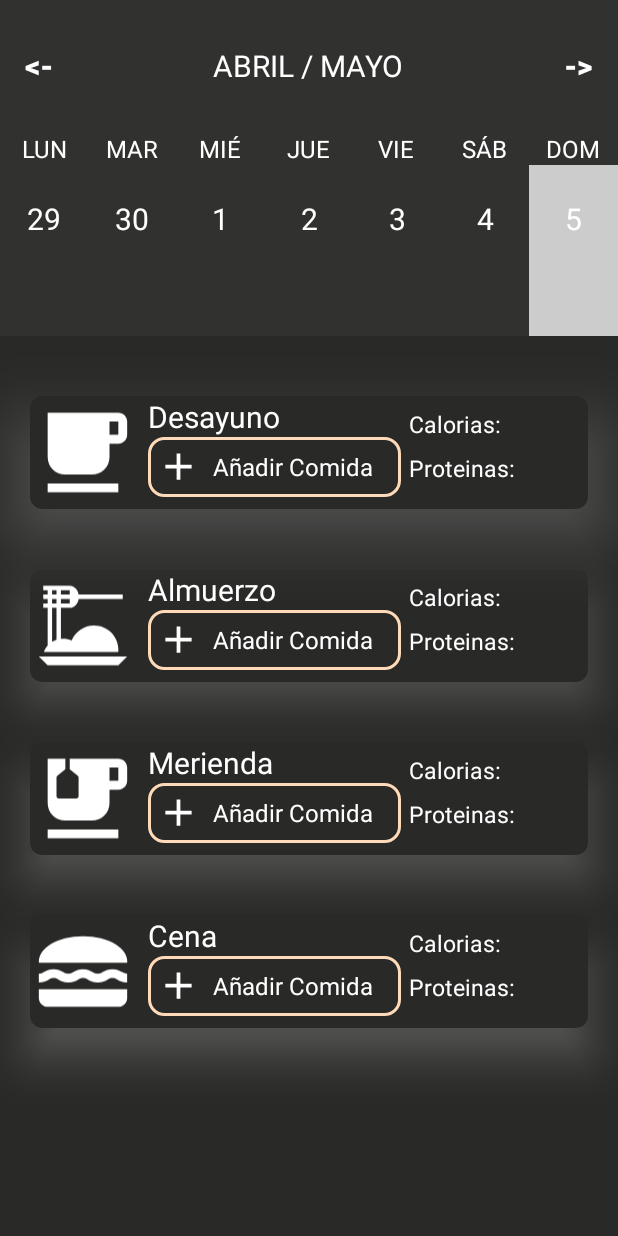
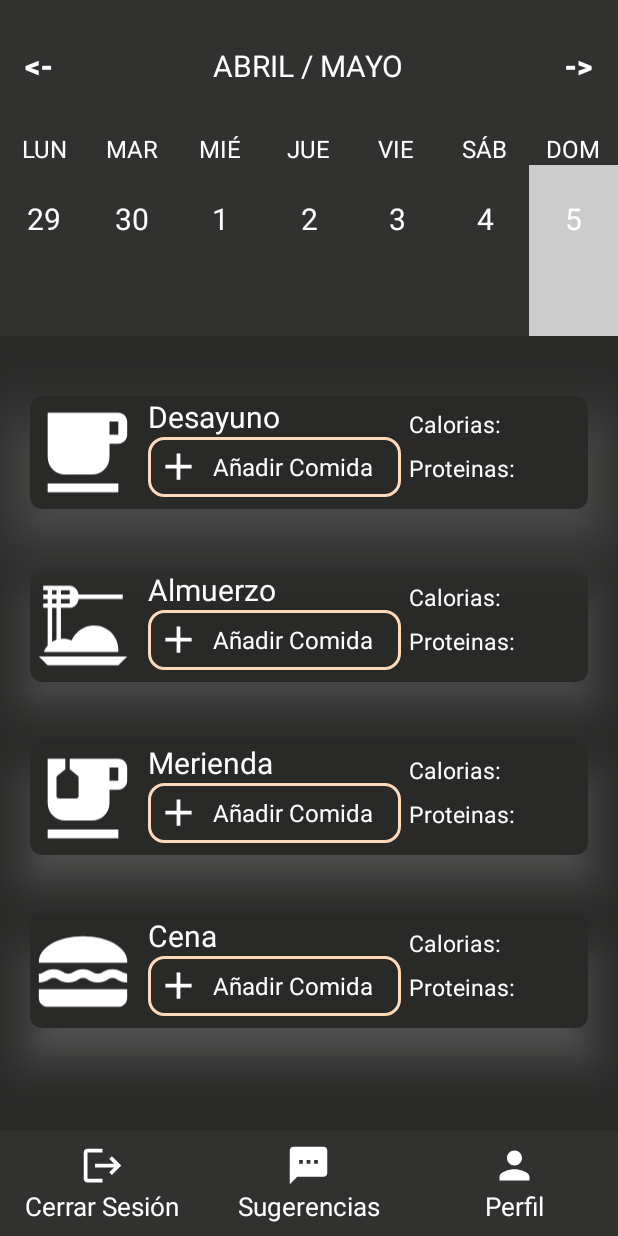
Before and after one commit to jonywrrior2/NutriFit2, an Android app: the MainActivity screen opened directly, with no data from a screen before it, on a phone screen of 412 x 824 dp. Run offline under Robolectric (Android 15) with nearby library versions, the light colour scheme and no system bars.

Commit message:
Layout inicial menú navegación

```diff
--- /dev/null
+++ b/app/src/main/res/drawable/ic_logout.xml
@@ -0,0 +1,5 @@
+<vector android:autoMirrored="true" android:height="30dp"
+    android:tint="#FFFFFF" android:viewportHeight="24"
+    android:viewportWidth="24" android:width="30dp" xmlns:android="http://schemas.android.com/apk/res/android">
+    <path android:fillColor="@android:color/white" android:pathData="M17,7l-1.41,1.41L18.17,11H8v2h10.17l-2.58,2.58L17,17l5,-5zM4,5h8V3H4c-1.1,0 -2,0.9 -2,2v14c0,1.1 0.9,2 2,2h8v-2H4V5z"/>
+</vector>
--- /dev/null
+++ b/app/src/main/res/drawable/ic_profile.xml
@@ -0,0 +1,5 @@
+<vector android:height="30dp" android:tint="#FFFFFF"
+    android:viewportHeight="24" android:viewportWidth="24"
+    android:width="30dp" xmlns:android="http://schemas.android.com/apk/res/android">
+    <path android:fillColor="@android:color/white" android:pathData="M12,12c2.21,0 4,-1.79 4,-4s-1.79,-4 -4,-4 -4,1.79 -4,4 1.79,4 4,4zM12,14c-2.67,0 -8,1.34 -8,4v2h16v-2c0,-2.66 -5.33,-4 -8,-4z"/>
+</vector>
--- /dev/null
+++ b/app/src/main/res/drawable/ic_sugerencias.xml
@@ -0,0 +1,5 @@
+<vector android:height="30dp" android:tint="#FFFFFF"
+    android:viewportHeight="24" android:viewportWidth="24"
+    android:width="30dp" xmlns:android="http://schemas.android.com/apk/res/android">
+    <path android:fillColor="@android:color/white" android:pathData="M20,2L4,2c-1.1,0 -1.99,0.9 -1.99,2L2,22l4,-4h14c1.1,0 2,-0.9 2,-2L22,4c0,-1.1 -0.9,-2 -2,-2zM9,11L7,11L7,9h2v2zM13,11h-2L11,9h2v2zM17,11h-2L15,9h2v2z"/>
+</vector>
--- a/app/src/main/res/layout/activity_main.xml
+++ b/app/src/main/res/layout/activity_main.xml
@@ -137,6 +137,7 @@
         android:layout_height="600dp"
         android:orientation="vertical"
         android:background="@color/grayOscuro">
+
         <androidx.cardview.widget.CardView
             android:layout_width="match_parent"
             android:layout_height="75dp"
@@ -489,8 +490,101 @@
                 </LinearLayout>
 
             </LinearLayout>
+
         </androidx.cardview.widget.CardView>
+
+        <RelativeLayout
+            android:layout_width="match_parent"
+            android:layout_height="match_parent"
+            android:background="@color/grayOscuro">
+            <LinearLayout
+                android:id="@+id/bottomNavigation"
+                android:layout_width="match_parent"
+                android:layout_height="wrap_content"
+                android:orientation="horizontal"
+                android:layout_alignParentBottom="true"
+                android:background="@color/gray">
+
+                <!-- Primer elemento del menú -->
+                <LinearLayout
+                    android:layout_width="0dp"
+                    android:layout_height="wrap_content"
+                    android:layout_weight="1"
+                    android:orientation="vertical"
+                    android:gravity="center"
+                    android:padding="8dp">
+
+                    <ImageButton
+                        android:id="@+id/homeButton"
+                        android:layout_width="wrap_content"
+                        android:layout_height="wrap_content"
+                        android:background="@null"
+                        android:contentDescription="@string/cerrar_sesi_n"
+                        android:src="@drawable/ic_logout" />
+
+                    <TextView
+                        android:layout_width="wrap_content"
+                        android:layout_height="wrap_content"
+                        android:text="@string/cerrar_sesi_n"
+                        android:textColor="@color/white"
+                        android:textSize="17sp"/>
+                </LinearLayout>
+
+
+                <LinearLayout
+                    android:layout_width="0dp"
+                    android:layout_height="wrap_content"
+                    android:layout_weight="1"
+                    android:orientation="vertical"
+                    android:gravity="center"
+                    android:padding="8dp">
+
+                    <ImageButton
+                        android:id="@+id/searchButton"
+                        android:layout_width="wrap_content"
+                        android:layout_height="wrap_content"
+                        android:src="@drawable/ic_sugerencias"
+                        android:background="@null"
+                        android:contentDescription=""/>
+
+                    <TextView
+                        android:layout_width="wrap_content"
+                        android:layout_height="wrap_content"
+                        android:text="@string/sugerencias"
+                        android:textColor="@color/white"
+                        android:textSize="17sp"/>
+                </LinearLayout>
+
+                <!-- Tercer elemento del menú -->
+                <LinearLayout
+                    android:layout_width="0dp"
+                    android:layout_height="wrap_content"
+                    android:layout_weight="1"
+                    android:orientation="vertical"
+                    android:gravity="center"
+                    android:padding="8dp">
+
+                    <ImageButton
+                        android:id="@+id/profileButton"
+                        android:layout_width="wrap_content"
+                        android:layout_height="wrap_content"
+                        android:src="@drawable/ic_profile"
+                        android:background="@null"
+                        android:contentDescription=""/>
+
+                    <TextView
+                        android:layout_width="wrap_content"
+                        android:layout_height="wrap_content"
+                        android:text="@string/perfil"
+                        android:textColor="@color/white"
+                        android:textSize="17sp"/>
+                </LinearLayout>
+            </LinearLayout>
+        </RelativeLayout>
+
+
     </LinearLayout>
 
 
+
 </LinearLayout>
--- a/app/src/main/res/values/strings.xml
+++ b/app/src/main/res/values/strings.xml
@@ -63,6 +63,9 @@
     <string name="cantidad">Cantidad</string>
     <string name="a_adir_alimento">Añadir Alimento</string>
     <string name="aun_no_hay_alimentos_a_adidos">Aun no hay alimentos añadidos</string>
+    <string name="cerrar_sesi_n">Cerrar Sesión</string>
+    <string name="sugerencias">Sugerencias</string>
+    <string name="perfil">Perfil</string>
     <string-array name="factor_actividad_values">
             <item>Poco o ningún ejercicio</item>
             <item>Ejercicio ligero (1-3 días a la semana)</item>
```
